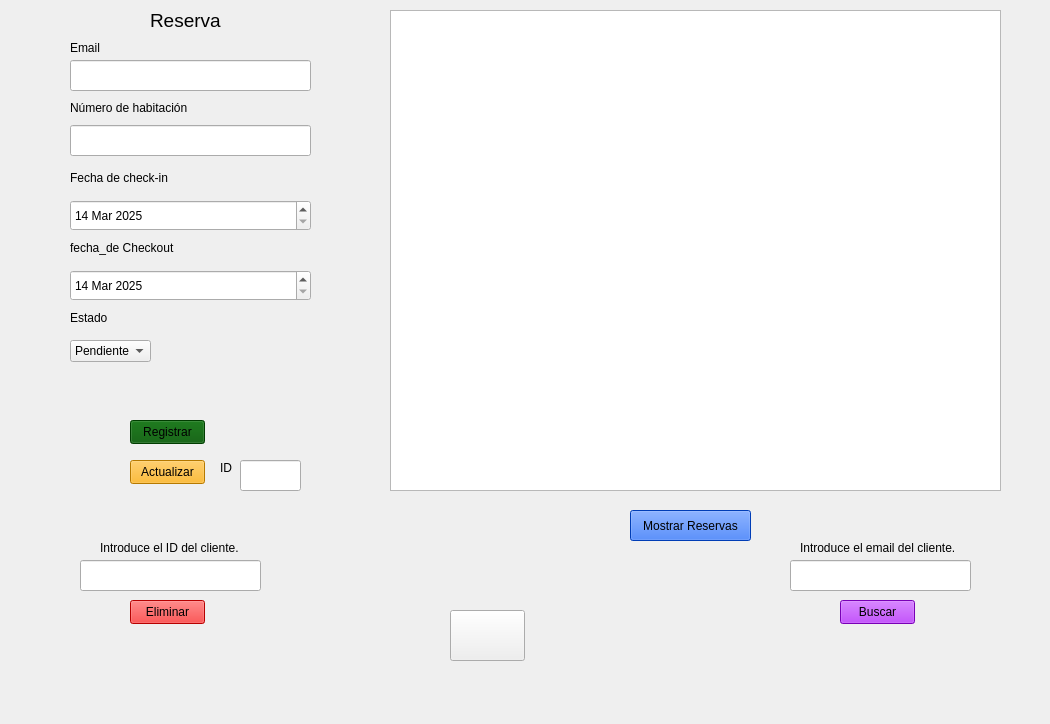
Before: the Qt Designer form reserva/reservas.ui in smorcor744/pyQT, drawn with Qt 5.
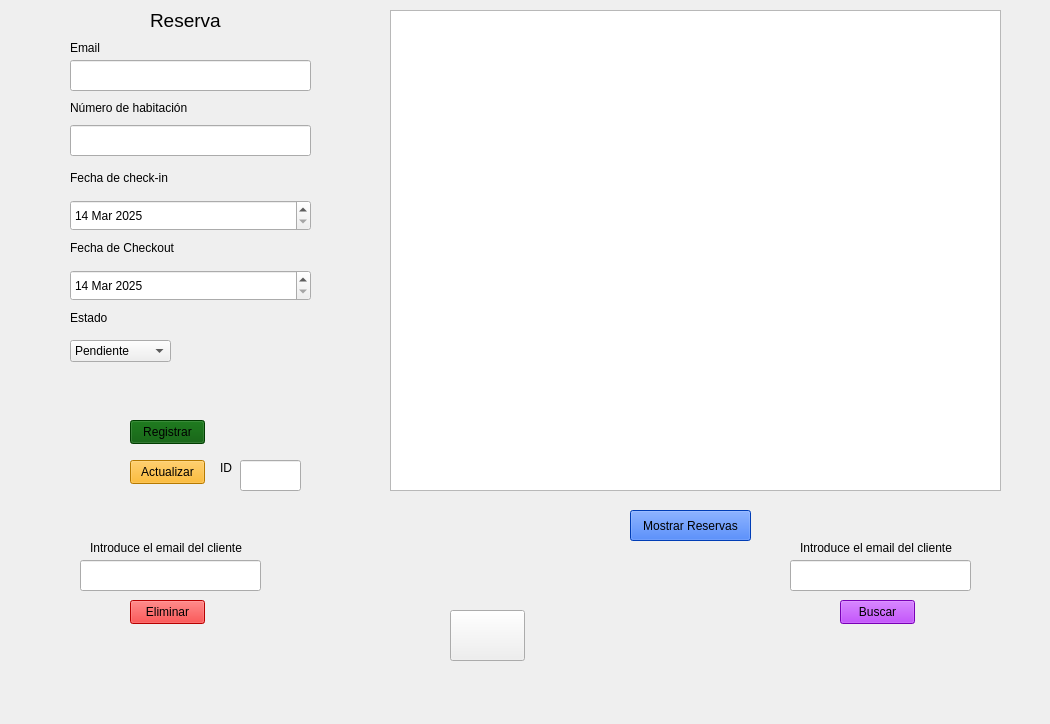
After: the same form once the commit is applied. Icons and pictures are not drawn.

The edit to the form file:
```diff
--- a/reserva/reservas.ui
+++ b/reserva/reservas.ui
@@ -77,7 +77,7 @@
      </rect>
     </property>
     <property name="text">
-     <string>fecha_de Checkout</string>
+     <string>Fecha de Checkout</string>
     </property>
    </widget>
    <widget class="QLabel" name="label_5">
@@ -184,14 +184,14 @@
    <widget class="QLabel" name="label_7">
     <property name="geometry">
      <rect>
-      <x>100</x>
+      <x>90</x>
       <y>540</y>
-      <width>141</width>
+      <width>161</width>
       <height>16</height>
      </rect>
     </property>
     <property name="text">
-     <string>Introduce el ID del cliente.</string>
+     <string>Introduce el email del cliente</string>
     </property>
    </widget>
    <widget class="QPushButton" name="bt_eliminar_reservas">
@@ -288,7 +288,7 @@
      </rect>
     </property>
     <property name="text">
-     <string>Introduce el email del cliente.</string>
+     <string>Introduce el email del cliente</string>
     </property>
    </widget>
    <widget class="QPushButton" name="bt_buscar_reserva">
@@ -372,7 +372,7 @@
      <rect>
       <x>70</x>
       <y>340</y>
-      <width>81</width>
+      <width>101</width>
       <height>22</height>
      </rect>
     </property>
```
Left out of the diff: 8 changed lines with no effect on the pictures.
